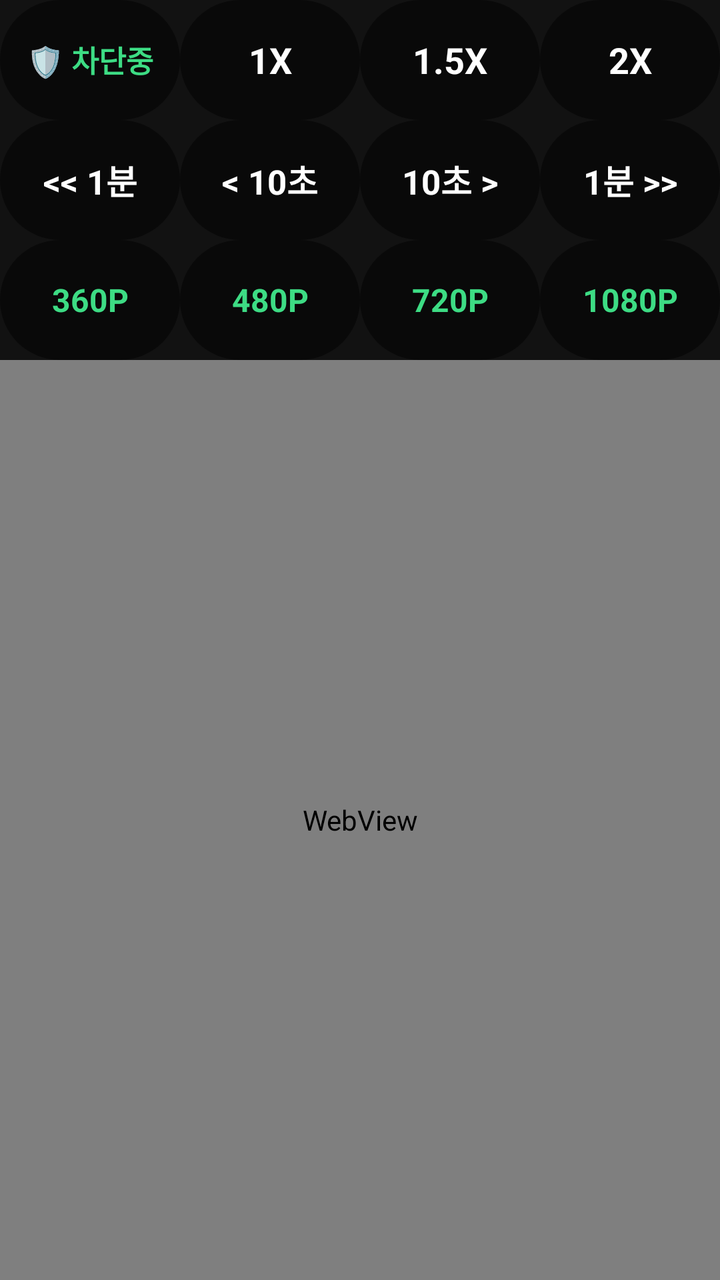
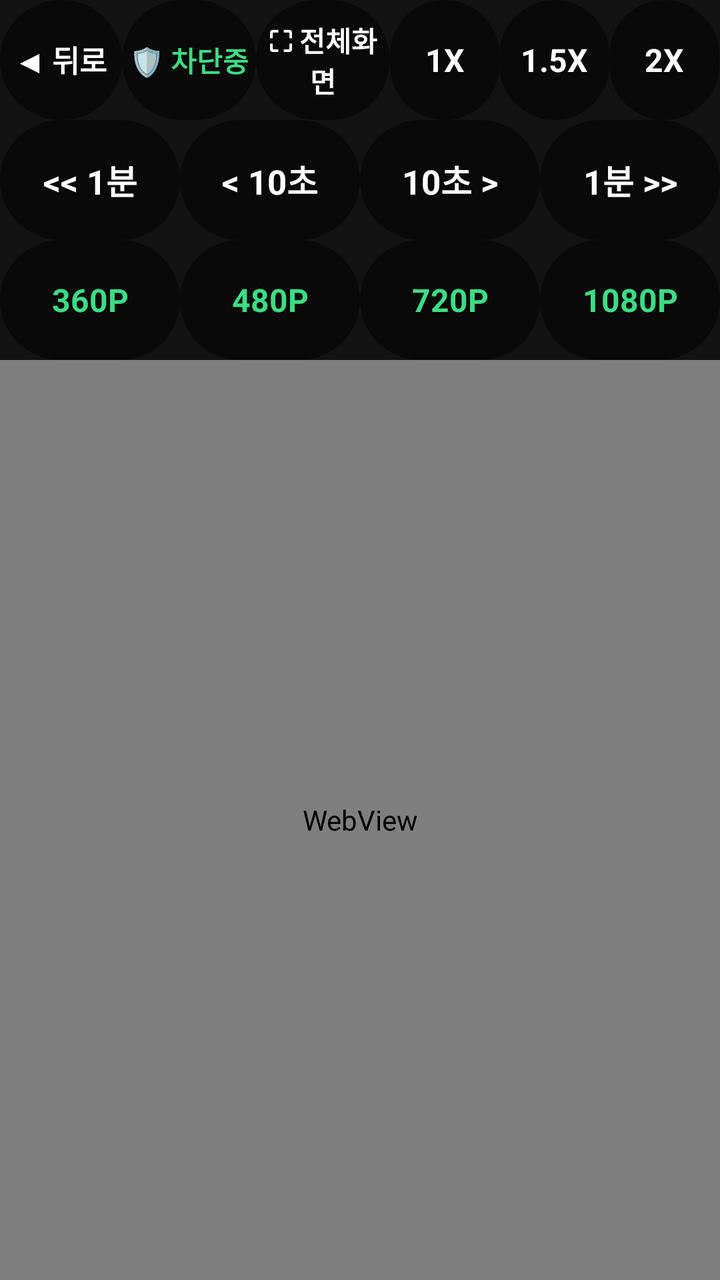

Compare the two renders of this Android layout. The source of the first and the diff that turns it into the second are given below.
<!-- AndroidManifest.xml: application theme Theme.CarHome -->
<!-- res/layout/activity_browser.xml -->
<?xml version="1.0" encoding="utf-8"?>
<LinearLayout xmlns:android="http://schemas.android.com/apk/res/android"
    android:id="@+id/browserRootLayout"
    android:layout_width="match_parent"
    android:layout_height="match_parent"
    android:orientation="vertical"
    android:background="#000000">

    <LinearLayout
        android:id="@+id/menuLayout"
        android:layout_width="match_parent"
        android:layout_height="180dp"
        android:orientation="vertical"
        android:background="#121212"
        android:gravity="center">

        
        <LinearLayout
            android:id="@+id/menuGroup1"
            android:layout_width="match_parent"
            android:layout_height="0dp"
            android:layout_weight="1"
            android:orientation="horizontal">

            
            <TextView
                android:id="@+id/btnAdBlockStatus"
                android:layout_width="0dp"
                android:layout_height="match_parent"
                android:layout_weight="1"
                android:background="@drawable/bg_round_btn"
                android:text="🛡️ 차단중"
                android:textColor="#3DDC84"
                android:textSize="15sp"
                android:textStyle="bold"
                android:gravity="center"
                android:clickable="true"
                android:focusable="true" />

            <TextView
                android:id="@+id/btnSpeed1x"
                android:layout_width="0dp"
                android:layout_height="match_parent"
                android:layout_weight="1"
                android:background="@drawable/bg_round_btn"
                android:text="1X"
                android:textColor="#FFFFFF"
                android:textSize="18sp"
                android:textStyle="bold"
                android:gravity="center"
                android:clickable="true"
                android:focusable="true" />

            <TextView
                android:id="@+id/btnSpeed1_5x"
                android:layout_width="0dp"
                android:layout_height="match_parent"
                android:layout_weight="1"
                android:background="@drawable/bg_round_btn"
                android:text="1.5X"
                android:textColor="#FFFFFF"
                android:textSize="18sp"
                android:textStyle="bold"
                android:gravity="center"
                android:clickable="true"
                android:focusable="true" />

            <TextView
                android:id="@+id/btnSpeed2x"
                android:layout_width="0dp"
                android:layout_height="match_parent"
                android:layout_weight="1"
                android:background="@drawable/bg_round_btn"
                android:text="2X"
                android:textColor="#FFFFFF"
                android:textSize="18sp"
                android:textStyle="bold"
                android:gravity="center"
                android:clickable="true"
                android:focusable="true" />
        </LinearLayout>

        
        <LinearLayout
            android:id="@+id/menuGroup2"
            android:layout_width="match_parent"
            android:layout_height="0dp"
            android:layout_weight="1"
            android:orientation="horizontal">

            <TextView
                android:id="@+id/btnRewind"
                android:layout_width="0dp"
                android:layout_height="match_parent"
                android:layout_weight="1"
                android:background="@drawable/bg_round_btn"
                android:text="&lt;&lt; 1분"
                android:textColor="#FFFFFF"
                android:textSize="17sp"
                android:textStyle="bold"
                android:gravity="center"
                android:clickable="true"
                android:focusable="true" />

            <TextView
                android:id="@+id/btnRewind10"
                android:layout_width="0dp"
                android:layout_height="match_parent"
                android:layout_weight="1"
                android:background="@drawable/bg_round_btn"
                android:text="&lt; 10초"
                android:textColor="#FFFFFF"
                android:textSize="17sp"
                android:textStyle="bold"
                android:gravity="center"
                android:clickable="true"
                android:focusable="true" />

            <TextView
                android:id="@+id/btnForward10"
                android:layout_width="0dp"
                android:layout_height="match_parent"
                android:layout_weight="1"
                android:background="@drawable/bg_round_btn"
                android:text="10초 &gt;"
                android:textColor="#FFFFFF"
                android:textSize="17sp"
                android:textStyle="bold"
                android:gravity="center"
                android:clickable="true"
                android:focusable="true" />

            <TextView
                android:id="@+id/btnForward"
                android:layout_width="0dp"
                android:layout_height="match_parent"
                android:layout_weight="1"
                android:background="@drawable/bg_round_btn"
                android:text="1분 &gt;&gt;"
                android:textColor="#FFFFFF"
                android:textSize="17sp"
                android:textStyle="bold"
                android:gravity="center"
                android:clickable="true"
                android:focusable="true" />
        </LinearLayout>

        
        <LinearLayout
            android:id="@+id/menuGroup3"
            android:layout_width="match_parent"
            android:layout_height="0dp"
            android:layout_weight="1"
            android:orientation="horizontal">

            <TextView
                android:id="@+id/btnRes360"
                android:layout_width="0dp"
                android:layout_height="match_parent"
                android:layout_weight="1"
                android:background="@drawable/bg_round_btn"
                android:text="360P"
                android:textColor="#3DDC84"
                android:textSize="16sp"
                android:textStyle="bold"
                android:gravity="center"
                android:clickable="true"
                android:focusable="true" />

            <TextView
                android:id="@+id/btnRes480"
                android:layout_width="0dp"
                android:layout_height="match_parent"
                android:layout_weight="1"
                android:background="@drawable/bg_round_btn"
                android:text="480P"
                android:textColor="#3DDC84"
                android:textSize="16sp"
                android:textStyle="bold"
                android:gravity="center"
                android:clickable="true"
                android:focusable="true" />

            <TextView
                android:id="@+id/btnRes720"
                android:layout_width="0dp"
                android:layout_height="match_parent"
                android:layout_weight="1"
                android:background="@drawable/bg_round_btn"
                android:text="720P"
                android:textColor="#3DDC84"
                android:textSize="16sp"
                android:textStyle="bold"
                android:gravity="center"
                android:clickable="true"
                android:focusable="true" />

            <TextView
                android:id="@+id/btnRes1080"
                android:layout_width="0dp"
                android:layout_height="match_parent"
                android:layout_weight="1"
                android:background="@drawable/bg_round_btn"
                android:text="1080P"
                android:textColor="#3DDC84"
                android:textSize="16sp"
                android:textStyle="bold"
                android:gravity="center"
                android:clickable="true"
                android:focusable="true" />
        </LinearLayout>
    </LinearLayout>

    
    <WebView
        android:id="@+id/webView"
        android:layout_width="match_parent"
        android:layout_height="0dp"
        android:layout_weight="1" />
</LinearLayout>
<!-- resources referenced by this layout -->
<resources>
  <!-- drawable bg_round_btn (drawable) -->
  <?xml version="1.0" encoding="utf-8"?>
  <shape xmlns:android="http://schemas.android.com/apk/res/android"
      android:shape="rectangle">
      <corners android:radius="50dp" />
      
      <solid android:color="#80000000" />
  </shape>
  <style name="Theme.CarHome" parent="Base.Theme.CarHome" />
  <style name="Base.Theme.CarHome" parent="Theme.Material3.DayNight.NoActionBar">
          
          
      </style>
</resources>

<!-- the commit's change to res/layout/activity_browser.xml (unified diff, before → after) -->
@@ -1,220 +1,267 @@
 <?xml version="1.0" encoding="utf-8"?>
-<LinearLayout xmlns:android="http://schemas.android.com/apk/res/android"
-    android:id="@+id/browserRootLayout"
+<FrameLayout xmlns:android="http://schemas.android.com/apk/res/android"
     android:layout_width="match_parent"
     android:layout_height="match_parent"
-    android:orientation="vertical"
     android:background="#000000">
 
+    
     <LinearLayout
-        android:id="@+id/menuLayout"
+        android:id="@+id/browserRootLayout"
         android:layout_width="match_parent"
-        android:layout_height="180dp"
+        android:layout_height="match_parent"
         android:orientation="vertical"
-        android:background="#121212"
-        android:gravity="center">
+        android:background="#000000">
 
         
         <LinearLayout
-            android:id="@+id/menuGroup1"
+            android:id="@+id/menuLayout"
+            android:layout_width="match_parent"
+            android:layout_height="180dp"
+            android:orientation="vertical"
+            android:background="#121212"
+            android:gravity="center">
+
+            
+            <LinearLayout
+                android:id="@+id/menuGroup1"
+                android:layout_width="match_parent"
+                android:layout_height="0dp"
+                android:layout_weight="1"
+                android:orientation="horizontal">
+
+                
+                <TextView
+                    android:id="@+id/btnBrowserBack"
+                    android:layout_width="0dp"
+                    android:layout_height="match_parent"
+                    android:layout_weight="1"
+                    android:background="@drawable/bg_round_btn"
+                    android:text="◀ 뒤로"
+                    android:textColor="#FFFFFF"
+                    android:textSize="15sp"
+                    android:textStyle="bold"
+                    android:gravity="center"
+                    android:clickable="true"
+                    android:focusable="true" />
+
+                
+                <TextView
+                    android:id="@+id/btnAdBlockStatus"
+                    android:layout_width="0dp"
+                    android:layout_height="match_parent"
+                    android:layout_weight="1.1"
+                    android:background="@drawable/bg_round_btn"
+                    android:text="🛡️ 차단중"
+                    android:textColor="#3DDC84"
+                    android:textSize="14sp"
+                    android:textStyle="bold"
+                    android:gravity="center"
+                    android:clickable="true"
+                    android:focusable="true" />
+
+                
+                <TextView
+                    android:id="@+id/btnFullscreen"
+                    android:layout_width="0dp"
+                    android:layout_height="match_parent"
+                    android:layout_weight="1.1"
+                    android:background="@drawable/bg_round_btn"
+                    android:text="⛶ 전체화면"
+                    android:textColor="#FFFFFF"
+                    android:textSize="14sp"
+                    android:textStyle="bold"
+                    android:gravity="center"
+                    android:clickable="true"
+                    android:focusable="true" />
+
+                
+                <TextView
+                    android:id="@+id/btnSpeed1x"
+                    android:layout_width="0dp"
+                    android:layout_height="match_parent"
+                    android:layout_weight="0.9"
+                    android:background="@drawable/bg_round_btn"
+                    android:text="1X"
+                    android:textColor="#FFFFFF"
+                    android:textSize="16sp"
+                    android:textStyle="bold"
+                    android:gravity="center"
+                    android:clickable="true"
+                    android:focusable="true" />
+
+                <TextView
+                    android:id="@+id/btnSpeed1_5x"
+                    android:layout_width="0dp"
+                    android:layout_height="match_parent"
+                    android:layout_weight="0.9"
+                    android:background="@drawable/bg_round_btn"
+                    android:text="1.5X"
+                    android:textColor="#FFFFFF"
+                    android:textSize="16sp"
+                    android:textStyle="bold"
+                    android:gravity="center"
+                    android:clickable="true"
+                    android:focusable="true" />
+
+                <TextView
+                    android:id="@+id/btnSpeed2x"
+                    android:layout_width="0dp"
+                    android:layout_height="match_parent"
+                    android:layout_weight="0.9"
+                    android:background="@drawable/bg_round_btn"
+                    android:text="2X"
+                    android:textColor="#FFFFFF"
+                    android:textSize="16sp"
+                    android:textStyle="bold"
+                    android:gravity="center"
+                    android:clickable="true"
+                    android:focusable="true" />
+            </LinearLayout>
+
+            
+            <LinearLayout
+                android:id="@+id/menuGroup2"
+                android:layout_width="match_parent"
+                android:layout_height="0dp"
+                android:layout_weight="1"
+                android:orientation="horizontal">
+
+                <TextView
+                    android:id="@+id/btnRewind"
+                    android:layout_width="0dp"
+                    android:layout_height="match_parent"
+                    android:layout_weight="1"
+                    android:background="@drawable/bg_round_btn"
+                    android:text="&lt;&lt; 1분"
+                    android:textColor="#FFFFFF"
+                    android:textSize="17sp"
+                    android:textStyle="bold"
+                    android:gravity="center"
+                    android:clickable="true"
+                    android:focusable="true" />
+
+                <TextView
+                    android:id="@+id/btnRewind10"
+                    android:layout_width="0dp"
+                    android:layout_height="match_parent"
+                    android:layout_weight="1"
+                    android:background="@drawable/bg_round_btn"
+                    android:text="&lt; 10초"
+                    android:textColor="#FFFFFF"
+                    android:textSize="17sp"
+                    android:textStyle="bold"
+                    android:gravity="center"
+                    android:clickable="true"
+                    android:focusable="true" />
+
+                <TextView
+                    android:id="@+id/btnForward10"
+                    android:layout_width="0dp"
+                    android:layout_height="match_parent"
+                    android:layout_weight="1"
+                    android:background="@drawable/bg_round_btn"
+                    android:text="10초 &gt;"
+                    android:textColor="#FFFFFF"
+                    android:textSize="17sp"
+                    android:textStyle="bold"
+                    android:gravity="center"
+                    android:clickable="true"
+                    android:focusable="true" />
+
+                <TextView
+                    android:id="@+id/btnForward"
+                    android:layout_width="0dp"
+                    android:layout_height="match_parent"
+                    android:layout_weight="1"
+                    android:background="@drawable/bg_round_btn"
+                    android:text="1분 &gt;&gt;"
+                    android:textColor="#FFFFFF"
+                    android:textSize="17sp"
+                    android:textStyle="bold"
+                    android:gravity="center"
+                    android:clickable="true"
+                    android:focusable="true" />
+            </LinearLayout>
+
+            
+            <LinearLayout
+                android:id="@+id/menuGroup3"
+                android:layout_width="match_parent"
+                android:layout_height="0dp"
+                android:layout_weight="1"
+                android:orientation="horizontal">
+
+                <TextView
+                    android:id="@+id/btnRes360"
+                    android:layout_width="0dp"
+                    android:layout_height="match_parent"
+                    android:layout_weight="1"
+                    android:background="@drawable/bg_round_btn"
+                    android:text="360P"
+                    android:textColor="#3DDC84"
+                    android:textSize="16sp"
+                    android:textStyle="bold"
+                    android:gravity="center"
+                    android:clickable="true"
+                    android:focusable="true" />
+
+                <TextView
+                    android:id="@+id/btnRes480"
+                    android:layout_width="0dp"
+                    android:layout_height="match_parent"
+                    android:layout_weight="1"
+                    android:background="@drawable/bg_round_btn"
+                    android:text="480P"
+                    android:textColor="#3DDC84"
+                    android:textSize="16sp"
+                    android:textStyle="bold"
+                    android:gravity="center"
+                    android:clickable="true"
+                    android:focusable="true" />
+
+                <TextView
+                    android:id="@+id/btnRes720"
+                    android:layout_width="0dp"
+                    android:layout_height="match_parent"
+                    android:layout_weight="1"
+                    android:background="@drawable/bg_round_btn"
+                    android:text="720P"
+                    android:textColor="#3DDC84"
+                    android:textSize="16sp"
+                    android:textStyle="bold"
+                    android:gravity="center"
+                    android:clickable="true"
+                    android:focusable="true" />
+
+                <TextView
+                    android:id="@+id/btnRes1080"
+                    android:layout_width="0dp"
+                    android:layout_height="match_parent"
+                    android:layout_weight="1"
+                    android:background="@drawable/bg_round_btn"
+                    android:text="1080P"
+                    android:textColor="#3DDC84"
+                    android:textSize="16sp"
+                    android:textStyle="bold"
+                    android:gravity="center"
+                    android:clickable="true"
+                    android:focusable="true" />
+            </LinearLayout>
+        </LinearLayout>
+
+        
+        <WebView
+            android:id="@+id/webView"
             android:layout_width="match_parent"
             android:layout_height="0dp"
-            android:layout_weight="1"
-            android:orientation="horizontal">
-
-            
-            <TextView
-                android:id="@+id/btnAdBlockStatus"
-                android:layout_width="0dp"
-                android:layout_height="match_parent"
-                android:layout_weight="1"
-                android:background="@drawable/bg_round_btn"
-                android:text="🛡️ 차단중"
-                android:textColor="#3DDC84"
-                android:textSize="15sp"
-                android:textStyle="bold"
-                android:gravity="center"
-                android:clickable="true"
-                android:focusable="true" />
-
-            <TextView
-                android:id="@+id/btnSpeed1x"
-                android:layout_width="0dp"
-                android:layout_height="match_parent"
-                android:layout_weight="1"
-                android:background="@drawable/bg_round_btn"
-                android:text="1X"
-                android:textColor="#FFFFFF"
-                android:textSize="18sp"
-                android:textStyle="bold"
-                android:gravity="center"
-                android:clickable="true"
-                android:focusable="true" />
-
-            <TextView
-                android:id="@+id/btnSpeed1_5x"
-                android:layout_width="0dp"
-                android:layout_height="match_parent"
-                android:layout_weight="1"
-                android:background="@drawable/bg_round_btn"
-                android:text="1.5X"
-                android:textColor="#FFFFFF"
-                android:textSize="18sp"
-                android:textStyle="bold"
-                android:gravity="center"
-                android:clickable="true"
-                android:focusable="true" />
-
-            <TextView
-                android:id="@+id/btnSpeed2x"
-                android:layout_width="0dp"
-                android:layout_height="match_parent"
-                android:layout_weight="1"
-                android:background="@drawable/bg_round_btn"
-                android:text="2X"
-                android:textColor="#FFFFFF"
-                android:textSize="18sp"
-                android:textStyle="bold"
-                android:gravity="center"
-                android:clickable="true"
-                android:focusable="true" />
-        </LinearLayout>
-
-        
-        <LinearLayout
-            android:id="@+id/menuGroup2"
-            android:layout_width="match_parent"
-            android:layout_height="0dp"
-            android:layout_weight="1"
-            android:orientation="horizontal">
-
-            <TextView
-                android:id="@+id/btnRewind"
-                android:layout_width="0dp"
-                android:layout_height="match_parent"
-                android:layout_weight="1"
-                android:background="@drawable/bg_round_btn"
-                android:text="&lt;&lt; 1분"
-                android:textColor="#FFFFFF"
-                android:textSize="17sp"
-                android:textStyle="bold"
-                android:gravity="center"
-                android:clickable="true"
-                android:focusable="true" />
-
-            <TextView
-                android:id="@+id/btnRewind10"
-                android:layout_width="0dp"
-                android:layout_height="match_parent"
-                android:layout_weight="1"
-                android:background="@drawable/bg_round_btn"
-                android:text="&lt; 10초"
-                android:textColor="#FFFFFF"
-                android:textSize="17sp"
-                android:textStyle="bold"
-                android:gravity="center"
-                android:clickable="true"
-                android:focusable="true" />
-
-            <TextView
-                android:id="@+id/btnForward10"
-                android:layout_width="0dp"
-                android:layout_height="match_parent"
-                android:layout_weight="1"
-                android:background="@drawable/bg_round_btn"
-                android:text="10초 &gt;"
-                android:textColor="#FFFFFF"
-                android:textSize="17sp"
-                android:textStyle="bold"
-                android:gravity="center"
-                android:clickable="true"
-                android:focusable="true" />
-
-            <TextView
-                android:id="@+id/btnForward"
-                android:layout_width="0dp"
-                android:layout_height="match_parent"
-                android:layout_weight="1"
-                android:background="@drawable/bg_round_btn"
-                android:text="1분 &gt;&gt;"
-                android:textColor="#FFFFFF"
-                android:textSize="17sp"
-                android:textStyle="bold"
-                android:gravity="center"
-                android:clickable="true"
-                android:focusable="true" />
-        </LinearLayout>
-
-        
-        <LinearLayout
-            android:id="@+id/menuGroup3"
-            android:layout_width="match_parent"
-            android:layout_height="0dp"
-            android:layout_weight="1"
-            android:orientation="horizontal">
-
-            <TextView
-                android:id="@+id/btnRes360"
-                android:layout_width="0dp"
-                android:layout_height="match_parent"
-                android:layout_weight="1"
-                android:background="@drawable/bg_round_btn"
-                android:text="360P"
-                android:textColor="#3DDC84"
-                android:textSize="16sp"
-                android:textStyle="bold"
-                android:gravity="center"
-                android:clickable="true"
-                android:focusable="true" />
-
-            <TextView
-                android:id="@+id/btnRes480"
-                android:layout_width="0dp"
-                android:layout_height="match_parent"
-                android:layout_weight="1"
-                android:background="@drawable/bg_round_btn"
-                android:text="480P"
-                android:textColor="#3DDC84"
-                android:textSize="16sp"
-                android:textStyle="bold"
-                android:gravity="center"
-                android:clickable="true"
-                android:focusable="true" />
-
-            <TextView
-                android:id="@+id/btnRes720"
-                android:layout_width="0dp"
-                android:layout_height="match_parent"
-                android:layout_weight="1"
-                android:background="@drawable/bg_round_btn"
-                android:text="720P"
-                android:textColor="#3DDC84"
-                android:textSize="16sp"
-                android:textStyle="bold"
-                android:gravity="center"
-                android:clickable="true"
-                android:focusable="true" />
-
-            <TextView
-                android:id="@+id/btnRes1080"
-                android:layout_width="0dp"
-                android:layout_height="match_parent"
-                android:layout_weight="1"
-                android:background="@drawable/bg_round_btn"
-                android:text="1080P"
-                android:textColor="#3DDC84"
-                android:textSize="16sp"
-                android:textStyle="bold"
-                android:gravity="center"
-                android:clickable="true"
-                android:focusable="true" />
-        </LinearLayout>
+            android:layout_weight="1" />
     </LinearLayout>
 
     
-    <WebView
-        android:id="@+id/webView"
+    <FrameLayout
+        android:id="@+id/fullscreenContainer"
         android:layout_width="match_parent"
-        android:layout_height="0dp"
-        android:layout_weight="1" />
-</LinearLayout>
+        android:layout_height="match_parent"
+        android:background="#000000"
+        android:visibility="gone" />
+</FrameLayout>
